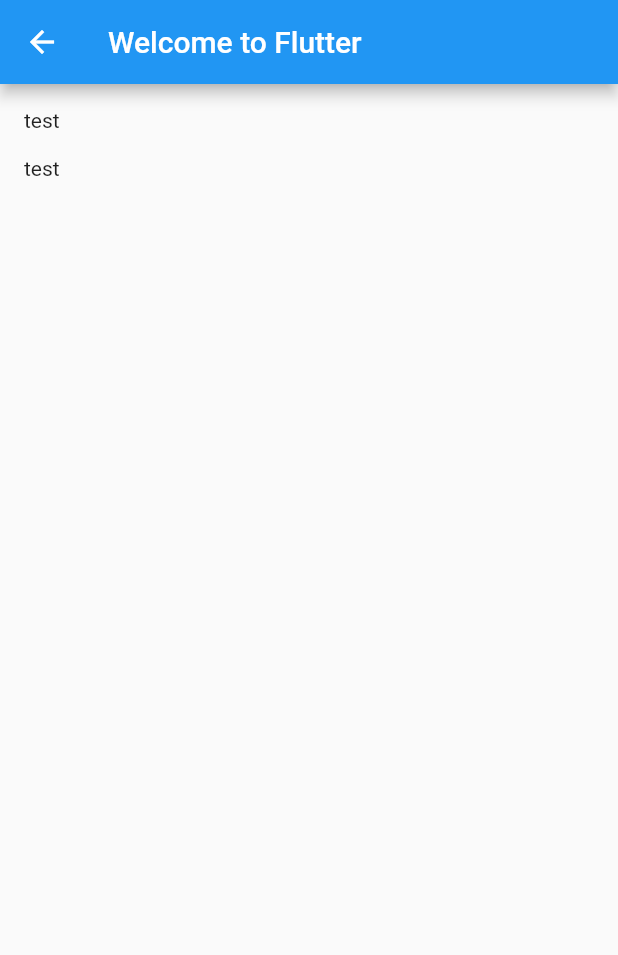
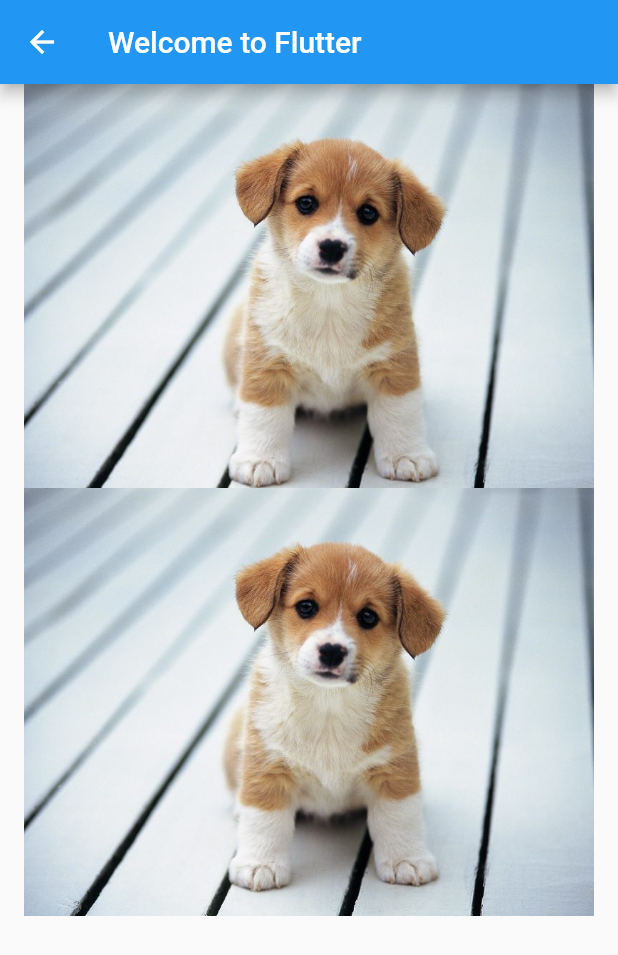
Before and after one commit to mikexfreeze/pet_planet_flutter, a Flutter app: the HomePage screen opened directly, on a phone screen of 412 x 824 dp. Shown: the top 955 px of the screen. Run offline on Flutter 3.47's test engine with Material 2 defaults, Android fonts, the phone set to English and light mode, and no system bars.

Commit message:
列表图片

```diff
--- a/lib/pages/home/pet_card.dart
+++ b/lib/pages/home/pet_card.dart
@@ -3,6 +3,24 @@ import 'package:flutter/material.dart';
 class PetCard extends StatelessWidget {
   @override
   Widget build(context) {
-    return Text('test');
+    final imageWidget = AspectRatio(
+      aspectRatio: 3/2,
+      child: FittedBox(
+        fit: BoxFit.cover,
+        child: Image(
+          image: AssetImage('assets/exmaple/pet_images/0-0.jpg'),
+        ),
+      )
+    );
+
+    return Container(
+      color: Colors.black38,
+      child: Column(
+        children: [
+          imageWidget
+
+        ]
+      ),
+    );
   }
 }
--- a/pubspec.yaml
+++ b/pubspec.yaml
@@ -42,8 +42,8 @@ flutter:
   uses-material-design: true
 
   # To add assets to your application, add an assets section, like this:
-  # assets:
-  #  - images/a_dot_burr.jpeg
+  assets:
+    - assets/exmaple/pet_images/0-0.jpg
   #  - images/a_dot_ham.jpeg
 
   # An image asset can refer to one or more resolution-specific "variants", see
```
Also changed, not shown: assets/exmaple/pet_images/0-0.jpg (added).
